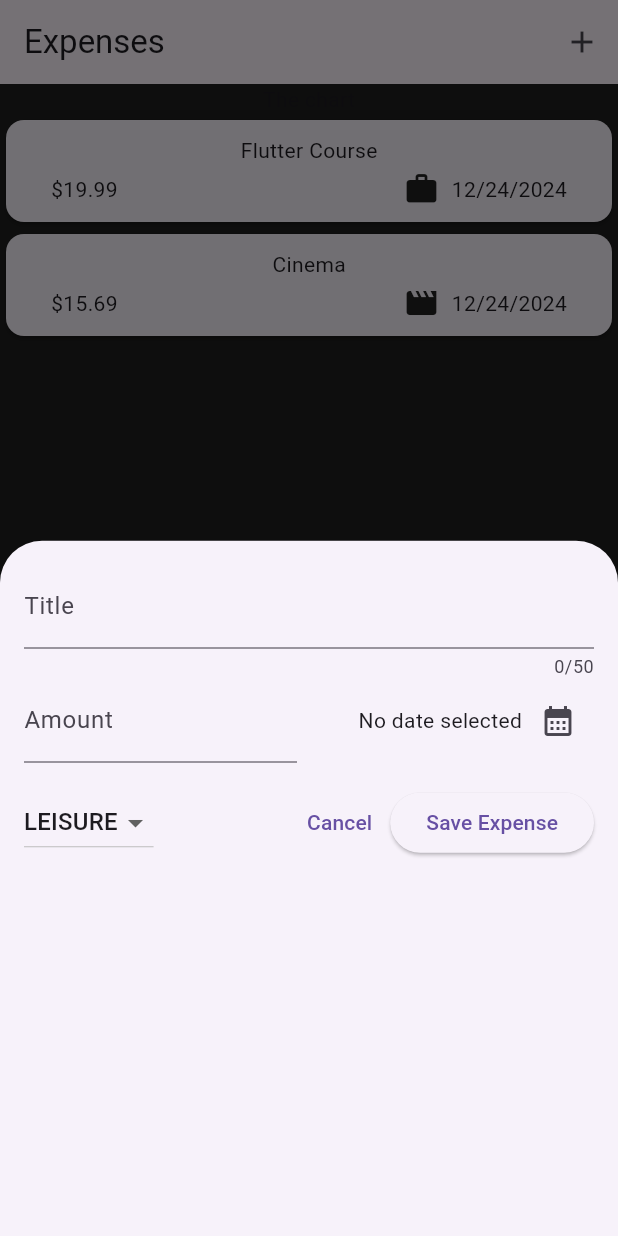
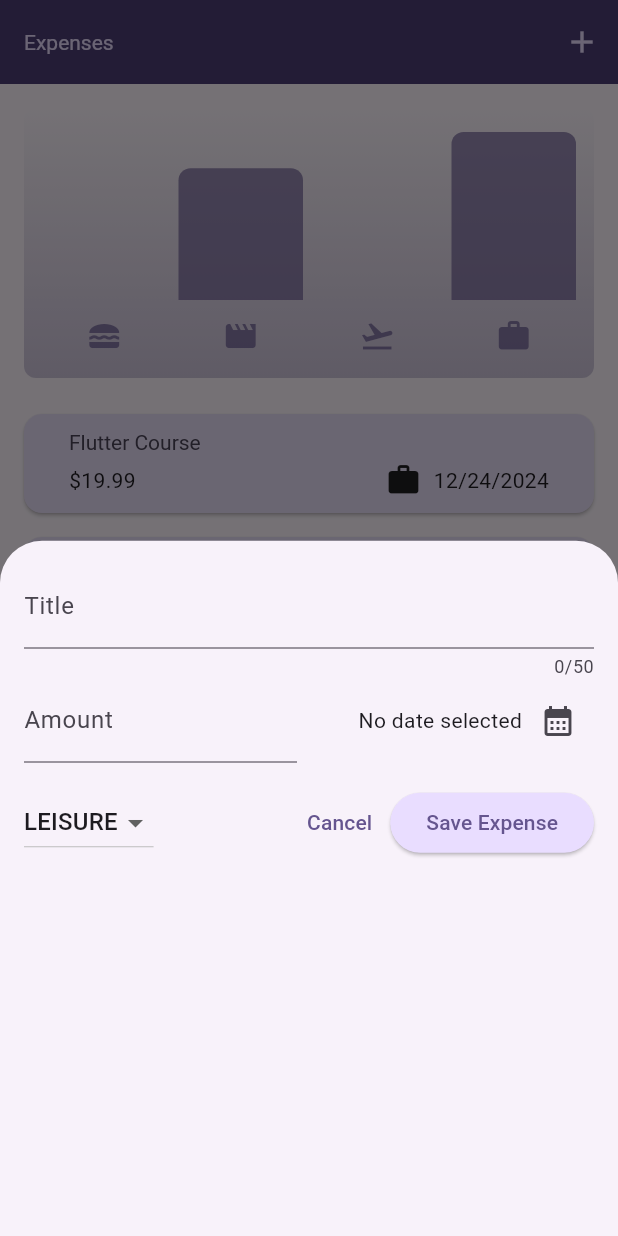
Before and after one commit to carlware/expenses, a Flutter app: the screen it shows after launch, after a tap on the "add" icon, on a phone screen of 412 x 824 dp. Run offline on Flutter 3.47's test engine with Material 3 defaults, Android fonts, the phone set to English and light mode, and no system bars.

Commit message:
add dark mode and charts

```diff
--- a/lib/main.dart
+++ b/lib/main.dart
@@ -1,11 +1,66 @@
 import 'package:expenses/widgets/expenses.dart';
 import 'package:flutter/material.dart';
+import 'package:flutter/services.dart';
+
+var kColorScheme = ColorScheme.fromSeed(
+  seedColor: const Color.fromARGB(255, 96, 59, 181),
+);
+
+var kDarkColorScheme = ColorScheme.fromSeed(
+  brightness: Brightness.dark,
+  seedColor: const Color.fromARGB(255, 5, 99, 125),
+);
 
 void main() {
+  // WidgetsFlutterBinding.ensureInitialized();
+  // SystemChrome.setPreferredOrientations([
+  //   DeviceOrientation.portraitUp,
+  // ]).then((fn) {
+  //
+  // });
   runApp(MaterialApp(
     debugShowCheckedModeBanner: false,
+    darkTheme: ThemeData.dark().copyWith(
+      colorScheme: kDarkColorScheme,
+      cardTheme: const CardTheme().copyWith(
+        color: kDarkColorScheme.secondaryContainer,
+        margin: const EdgeInsets.symmetric(
+          horizontal: 16,
+          vertical: 8,
+        ),
+      ),
+      elevatedButtonTheme: ElevatedButtonThemeData(
+        style: ElevatedButton.styleFrom(
+          backgroundColor: kDarkColorScheme.primaryContainer,
+          foregroundColor: kDarkColorScheme.onPrimaryContainer,
+        ),
+      ),
+    ),
     theme: ThemeData().copyWith(
-      scaffoldBackgroundColor: Color.fromRGBO(30, 30, 30, 1),
+      colorScheme: kColorScheme,
+      appBarTheme: const AppBarTheme().copyWith(
+        backgroundColor: kColorScheme.onPrimaryContainer,
+        foregroundColor: kColorScheme.primaryContainer,
+      ),
+      cardTheme: const CardTheme().copyWith(
+        color: kColorScheme.secondaryContainer,
+        margin: const EdgeInsets.symmetric(
+          horizontal: 16,
+          vertical: 8,
+        ),
+      ),
+      elevatedButtonTheme: ElevatedButtonThemeData(
+        style: ElevatedButton.styleFrom(
+          backgroundColor: kColorScheme.primaryContainer,
+        ),
+      ),
+      textTheme: ThemeData().textTheme.copyWith(
+        titleLarge: TextStyle(
+          fontWeight: FontWeight.normal,
+          color: kColorScheme.onSecondaryContainer,
+          fontSize: 14,
+        ),
+      ),
     ),
     home: Expenses(),
   ));
--- a/lib/models/expense.dart
+++ b/lib/models/expense.dart
@@ -32,3 +32,28 @@ class Expense {
     return DateFormater.format(date);
   }
 }
+
+class ExpenseBucket {
+  const ExpenseBucket({
+    required this.category,
+    required this.expenses,
+  });
+
+  final Category category;
+  final List<Expense> expenses;
+
+  ExpenseBucket.forCategory(List<Expense> allExpenses, this.category)
+      : expenses = allExpenses
+      .where((expense) => expense.category == category)
+      .toList();
+
+  double get totalExpenses {
+    double sum = 0;
+
+    for (final expense in expenses) {
+      sum += expense.amount; // sum = sum + expense.amount
+    }
+
+    return sum;
+  }
+}
--- /dev/null
+++ b/lib/widgets/chart/chart.dart
@@ -0,0 +1,95 @@
+import 'package:flutter/material.dart';
+
+import 'package:expenses/widgets/chart/chart_bar.dart';
+import 'package:expenses/models/expense.dart';
+
+class Chart extends StatelessWidget {
+  const Chart({super.key, required this.expenses});
+
+  final List<Expense> expenses;
+
+  List<ExpenseBucket> get buckets {
+    return [
+      ExpenseBucket.forCategory(expenses, Category.food),
+      ExpenseBucket.forCategory(expenses, Category.leisure),
+      ExpenseBucket.forCategory(expenses, Category.travel),
+      ExpenseBucket.forCategory(expenses, Category.work),
+    ];
+  }
+
+  double get maxTotalExpense {
+    double maxTotalExpense = 0;
+
+    for (final bucket in buckets) {
+      if (bucket.totalExpenses > maxTotalExpense) {
+        maxTotalExpense = bucket.totalExpenses;
+      }
+    }
+
+    return maxTotalExpense;
+  }
+
+  @override
+  Widget build(BuildContext context) {
+    final isDarkMode =
+        MediaQuery.of(context).platformBrightness == Brightness.dark;
+    return Container(
+      margin: const EdgeInsets.all(16),
+      padding: const EdgeInsets.symmetric(
+        vertical: 16,
+        horizontal: 8,
+      ),
+      width: double.infinity,
+      height: 180,
+      decoration: BoxDecoration(
+        borderRadius: BorderRadius.circular(8),
+        gradient: LinearGradient(
+          colors: [
+            Theme.of(context).colorScheme.primary.withOpacity(0.3),
+            Theme.of(context).colorScheme.primary.withOpacity(0.0)
+          ],
+          begin: Alignment.bottomCenter,
+          end: Alignment.topCenter,
+        ),
+      ),
+      child: Column(
+        children: [
+          Expanded(
+            child: Row(
+              crossAxisAlignment: CrossAxisAlignment.end,
+              children: [
+                for (final bucket in buckets) // alternative to map()
+                  ChartBar(
+                    fill: bucket.totalExpenses == 0
+                        ? 0
+                        : bucket.totalExpenses / maxTotalExpense,
+                  )
+              ],
+            ),
+          ),
+          const SizedBox(height: 12),
+          Row(
+            children: buckets
+                .map(
+                  (bucket) => Expanded(
+                child: Padding(
+                  padding: const EdgeInsets.symmetric(horizontal: 4),
+                  child: Icon(
+                    categoryIcons[bucket.category],
+                    color: isDarkMode
+                        ? Theme.of(context).colorScheme.secondary
+                        : Theme.of(context)
+                        .colorScheme
+                        .primary
+                        .withOpacity(0.7),
+                  ),
+                ),
+              ),
+            )
+                .toList(),
+          )
+        ],
+      ),
+    );
+  }
+}
--- /dev/null
+++ b/lib/widgets/chart/chart_bar.dart
@@ -0,0 +1,34 @@
+import 'package:flutter/material.dart';
+
+class ChartBar extends StatelessWidget {
+  const ChartBar({
+    super.key,
+    required this.fill,
+  });
+
+  final double fill;
+
+  @override
+  Widget build(BuildContext context) {
+    final isDarkMode =
+        MediaQuery.of(context).platformBrightness == Brightness.dark;
+    return Expanded(
+      child: Padding(
+        padding: const EdgeInsets.symmetric(horizontal: 4),
+        child: FractionallySizedBox(
+          heightFactor: fill,
+          child: DecoratedBox(
+            decoration: BoxDecoration(
+              shape: BoxShape.rectangle,
+              borderRadius:
+              const BorderRadius.vertical(top: Radius.circular(8)),
+              color: isDarkMode
+                  ? Theme.of(context).colorScheme.secondary
+                  : Theme.of(context).colorScheme.primary.withOpacity(0.65),
+            ),
+          ),
+        ),
+      ),
+    );
+  }
+}
--- a/lib/widgets/expenses.dart
+++ b/lib/widgets/expenses.dart
@@ -1,3 +1,4 @@
+import 'package:expenses/widgets/chart/chart.dart';
 import 'package:expenses/widgets/new_expense.dart';
 import 'package:flutter/material.dart';
 
@@ -80,7 +81,7 @@ class _ExpensesState extends State<Expenses> {
       ),
       body: Column(
         children: [
-          const Text("The chart"),
+          Chart(expenses: _registeredExpenses),
           Expanded(
             child: ExpensesList(
               expenses: _registeredExpenses,
--- a/lib/widgets/expenses_list/expenses_item.dart
+++ b/lib/widgets/expenses_list/expenses_item.dart
@@ -17,8 +17,12 @@ class ExpenseItem extends StatelessWidget {
           horizontal: 30,
         ),
         child: Column(
+          crossAxisAlignment: CrossAxisAlignment.start,
           children: [
-            Text(expense.title),
+            Text(
+              expense.title,
+              style: Theme.of(context).textTheme.titleLarge,
+            ),
             const SizedBox(height: 4),
             Row(
               children: [
--- a/lib/widgets/expenses_list/expenses_list.dart
+++ b/lib/widgets/expenses_list/expenses_list.dart
@@ -14,6 +14,12 @@ class ExpensesList extends StatelessWidget {
     return ListView.builder(
       itemCount: expenses.length,
       itemBuilder: (ctx, index) => Dismissible(
+        background: Container(
+          color: Theme.of(context).colorScheme.error,
+          margin: EdgeInsets.symmetric(
+            horizontal: Theme.of(context).cardTheme.margin!.horizontal,
+          ),
+        ),
         key: ValueKey(expenses[index]),
         child: ExpenseItem(expenses[index]),
         onDismissed: (_) {
```
